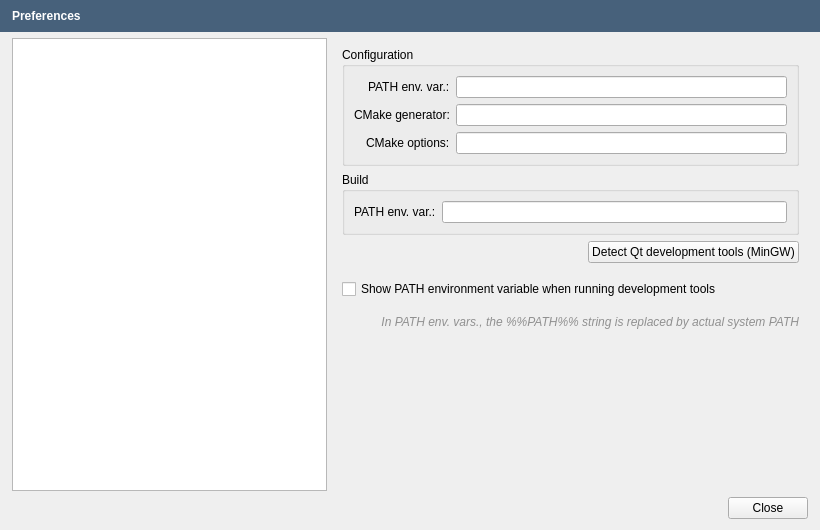
The window that src/openfluid/ui/common/PreferencesDialog.ui (OpenFLUID/openfluid) describes before a commit, drawn with Qt 5.
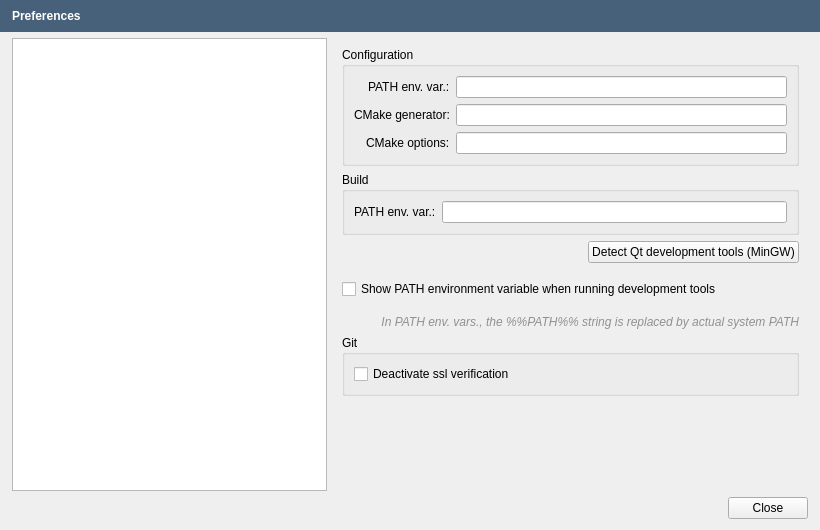
The same window after the commit. The open tabs and pages were chosen to show the change. Custom widgets are drawn as their Qt base class.

Commit message: Add SslNoVerify parameter to the Preferences

The edit to the form file:
```diff
--- a/src/openfluid/ui/common/PreferencesDialog.ui
+++ b/src/openfluid/ui/common/PreferencesDialog.ui
@@ -673,6 +673,22 @@
            </property>
           </widget>
          </item>
+         <item>
+          <widget class="QGroupBox" name="GitGroupBox">
+           <property name="title">
+            <string>Git</string>
+           </property>
+           <layout class="QFormLayout" name="formLayout_3">
+            <item row="0" column="0">
+             <widget class="QCheckBox" name="SslNoVerifyCheckBox">
+              <property name="text">
+               <string>Deactivate ssl verification</string>
+              </property>
+             </widget>
+            </item>
+           </layout>
+          </widget>
+         </item>
          <item>
           <spacer name="verticalSpacer_2">
            <property name="orientation">
```
Left out of the diff: 28 changed lines with no effect on the pictures. The commit also changes 9 other files.
